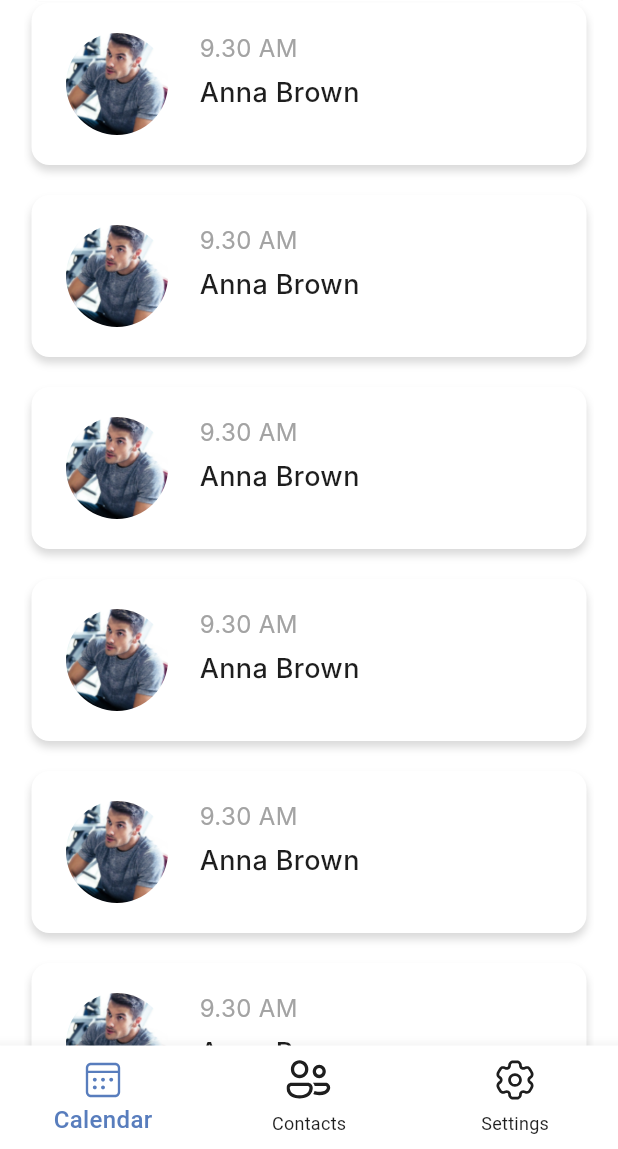
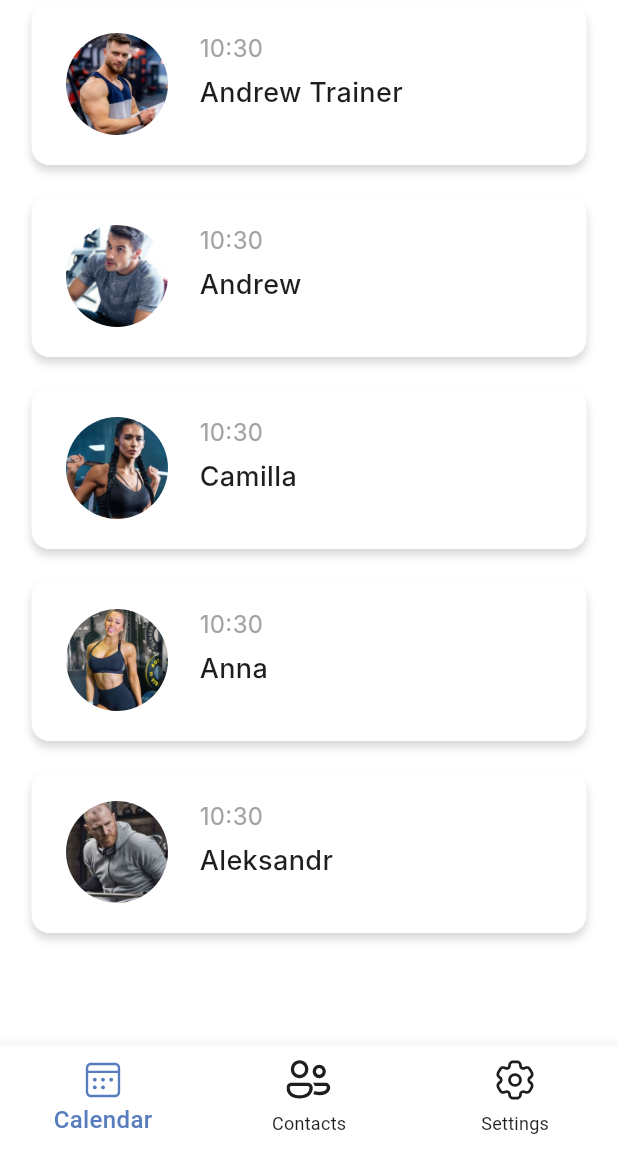
Before and after one commit to MironAlikc/fitness_training, a Flutter app: the CalendarScreen screen opened by its route, on a phone screen of 412 x 824 dp, the part 87-1236 px from its top. Run offline on Flutter 3.47's test engine with Material 2 defaults, Android fonts, the phone set to English and light mode, and no system bars; our stand-ins replace auto_route, dio, flutter_bloc, flutter_svg, shared_preferences, table_calendar; accounts and stored records are empty; Roboto replaces fonts that are missing (Inter).

Commit message:
Appointment Model

```diff
--- /dev/null
+++ b/lib/data/models/appointment_model.dart
@@ -0,0 +1,72 @@
+import 'package:fitness_training/data/models/client_model.dart';
+import 'package:fitness_training/resources/resources.dart';
+
+class AppointmentModel {
+  final Duration duration;
+  final DateTime date;
+  final ClientModel client;
+
+  AppointmentModel({
+    this.duration = const Duration(minutes: 30),
+    required this.date,
+    required this.client,
+  });
+}
+
+List<AppointmentModel> appointments = [
+  AppointmentModel(
+    client: ClientModel(
+      birthday: DateTime(2023, 11, 22),
+      name: 'Andrew Trainer',
+      weight: 70,
+      height: 200,
+      phoneNumber: '+123 456 789 9192',
+      photo: AppPngs.userImage,
+    ),
+    date: DateTime.now(),
+  ),
+  AppointmentModel(
+    client: ClientModel(
+      birthday: DateTime(2023, 11, 22),
+      name: 'Andrew',
+      weight: 70,
+      height: 170,
+      phoneNumber: '+123 456 789 8888',
+      photo: AppPngs.user,
+    ),
+    date: DateTime.now(),
+  ),
+  AppointmentModel(
+    client: ClientModel(
+      name: 'Camilla',
+      weight: 70,
+      height: 160,
+      phoneNumber: '+123 456 789 2222',
+      photo: AppPngs.camilla,
+      birthday: DateTime(2023, 11, 22),
+    ),
+    date: DateTime.now(),
+  ),
+  AppointmentModel(
+    client: ClientModel(
+      birthday: DateTime(2023, 11, 22),
+      name: 'Anna',
+      weight: 80,
+      height: 180,
+      phoneNumber: '+123 333 222 1111',
+      photo: AppPngs.anna,
+    ),
+    date: DateTime.now(),
+  ),
+  AppointmentModel(
+    client: ClientModel(
+      birthday: DateTime(2023, 11, 22),
+      name: 'Aleksandr',
+      weight: 70,
+      height: 160,
+      phoneNumber: '+ 380 632625621',
+      photo: AppPngs.aleksandr,
+    ),
+    date: DateTime.now(),
+  ),
+];
--- a/lib/data/models/program_settings_model.dart
+++ b/lib/data/models/program_settings_model.dart
@@ -7,8 +7,8 @@ class ProgramSettingsModel {
 
   ProgramSettingsModel({
     required this.apparat,
-    required this.proporties,
-    required this.weight,
+    this.proporties = const <ProgramSettingsProporties>[],
+    this.weight = 0,
   });
 }
 
--- a/lib/presentation/screens/calendar/calendar_screen.dart
+++ b/lib/presentation/screens/calendar/calendar_screen.dart
@@ -1,4 +1,5 @@
 import 'package:auto_route/auto_route.dart';
+import 'package:fitness_training/data/models/appointment_model.dart';
 import 'package:fitness_training/presentation/themes/app_colors.dart';
 import 'package:fitness_training/presentation/themes/app_fonts.dart';
 import 'package:fitness_training/presentation/widgets/grid_calendar_widget.dart';
@@ -25,6 +26,7 @@ class _CalendarScreenState extends State<CalendarScreen> {
     final screenWidth = mediaQuery.size.width;
     final double width = screenWidth > 600 ? 50 : 34;
     final double height = screenWidth > 600 ? 50 : 34;
+
     return Scaffold(
       body: SafeArea(
         child: Padding(
@@ -55,9 +57,10 @@ class _CalendarScreenState extends State<CalendarScreen> {
                       keyboardDismissBehavior:
                           ScrollViewKeyboardDismissBehavior.onDrag,
                       shrinkWrap: true,
-                      itemCount: 10,
+                      itemCount: appointments.length,
                       itemBuilder: (context, index) => ListCalendarWidget(
                         onTap: () {},
+                        appointment: appointments[index],
                       ),
                     ),
               TextField(
--- a/lib/presentation/screens/contacts/program_screen.dart
+++ b/lib/presentation/screens/contacts/program_screen.dart
@@ -59,7 +59,9 @@ class ProgramScreen extends StatelessWidget {
                   title: "Create New Program",
                 ),
               ),
-              const TabBarTrainingWidget(),
+              TabBarTrainingWidget(
+                model: model,
+              ),
             ],
           ),
         ),
--- a/lib/presentation/widgets/list_calendar_widget.dart
+++ b/lib/presentation/widgets/list_calendar_widget.dart
@@ -1,12 +1,15 @@
-import 'package:fitness_training/resources/resources.dart';
+import 'package:fitness_training/data/models/appointment_model.dart';
 import 'package:flutter/material.dart';
 
 class ListCalendarWidget extends StatelessWidget {
   const ListCalendarWidget({
     required this.onTap,
     super.key,
+    required this.appointment,
   });
   final Function() onTap;
+  final AppointmentModel appointment;
+
   @override
   Widget build(BuildContext context) {
     return Padding(
@@ -35,23 +38,23 @@ class ListCalendarWidget extends StatelessWidget {
                   ),
                 ],
               ),
-              child: const Row(
+              child: Row(
                 children: [
                   CircleAvatar(
                     radius: 37,
                     backgroundColor: Colors.white,
                     backgroundImage: AssetImage(
-                      AppPngs.user,
+                      appointment.client.photo ?? '',
                     ),
                   ),
-                  SizedBox(width: 18),
+                  const SizedBox(width: 18),
                   Column(
                     crossAxisAlignment: CrossAxisAlignment.start,
                     children: [
                       Text(
-                        "9.30 AM",
+                        '${appointment.date.hour}:${appointment.date.minute}',
                         textAlign: TextAlign.center,
-                        style: TextStyle(
+                        style: const TextStyle(
                           color: Color(0xFFA3A3A3),
                           fontSize: 16,
                           fontFamily: "Inter",
@@ -59,10 +62,10 @@ class ListCalendarWidget extends StatelessWidget {
                           height: 0,
                         ),
                       ),
-                      SizedBox(height: 10),
+                      const SizedBox(height: 10),
                       Text(
-                        "Anna Brown",
-                        style: TextStyle(
+                        appointment.client.name,
+                        style: const TextStyle(
                           color: Color(0xFF1E1E1E),
                           fontSize: 18,
                           fontFamily: "Inter",
@@ -70,7 +73,7 @@ class ListCalendarWidget extends StatelessWidget {
                           height: 0,
                         ),
                       ),
-                      SizedBox(height: 10),
+                      const SizedBox(height: 10),
                     ],
                   ),
                 ],
--- a/lib/presentation/widgets/list_contacts_widget.dart
+++ b/lib/presentation/widgets/list_contacts_widget.dart
@@ -48,7 +48,7 @@ class ListContactsWidget extends StatelessWidget {
                       model.photo ?? '',
                     ),
                   ),
-                  const SizedBox(width: 10),
+                  const SizedBox(width: 5),
                   Column(
                     crossAxisAlignment: CrossAxisAlignment.start,
                     children: [
@@ -58,7 +58,7 @@ class ListContactsWidget extends StatelessWidget {
                           color: AppColors.black,
                         ),
                       ),
-                      const SizedBox(height: 10),
+                      const SizedBox(height: 5),
                       Row(
                         children: [
                           Text(
@@ -66,7 +66,7 @@ class ListContactsWidget extends StatelessWidget {
                             textAlign: TextAlign.center,
                             style: AppFonts.w400s16,
                           ),
-                          const SizedBox(width: 18),
+                          const SizedBox(width: 5),
                           Text(
                             "Height ${model.height}",
                             textAlign: TextAlign.center,
```
Also changed, not shown: lib/data/models/client_model.dart (+53 -3 lines), lib/presentation/screens/contacts/contacts_screen.dart (+6 -6 lines), lib/presentation/widgets/tab_bar_training_widget.dart (+17 -9 lines), lib/presentation/widgets/training_program_widget.dart (+10 -6 lines).
